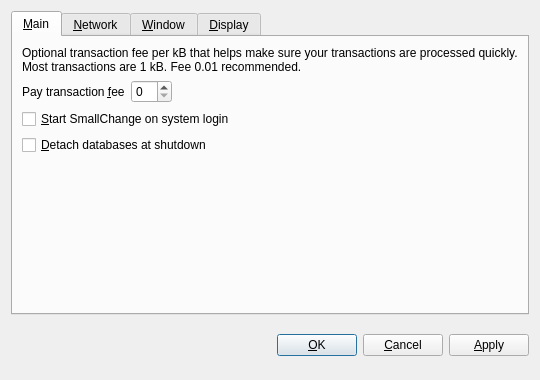
Before: the Qt Designer form src/qt/forms/optionsdialog.ui in TippingCoin/FastMineCoin, drawn with Qt 5.
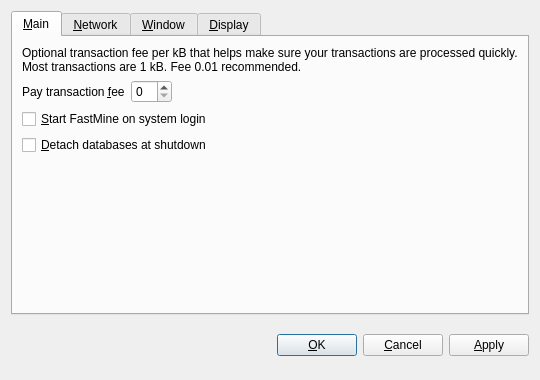
After: the same form once the commit is applied. The open tabs and pages were chosen to show the change. Custom widgets are drawn as their Qt base class.

What changed in the file:
```diff
--- a/src/qt/forms/optionsdialog.ui
+++ b/src/qt/forms/optionsdialog.ui
@@ -82,7 +82,7 @@
           <string>Automatically start SmallChange after logging in to the system.</string>
          </property>
          <property name="text">
-          <string>&amp;Start SmallChange on system login</string>
+          <string>&amp;Start FastMine on system login</string>
          </property>
         </widget>
        </item>
```
Left out of the diff: 10 changed lines with no effect on the pictures.
